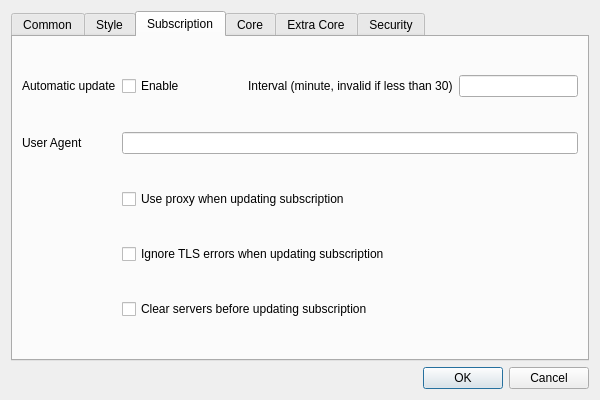
Old version of the form src/ui/dialog_basic_settings.ui in the repository Ogstra/proxor.
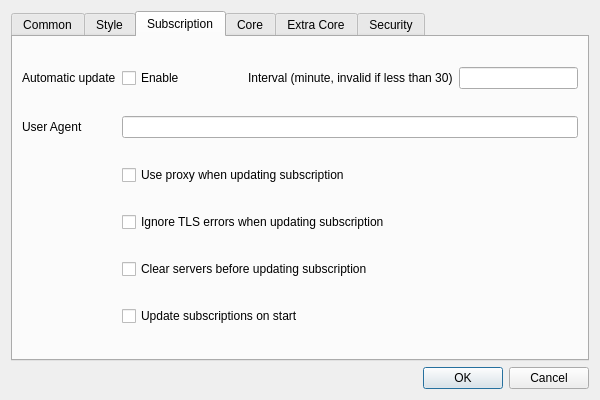
New version of the form. The open tabs and pages were chosen to show the change. Custom widgets are drawn as their Qt base class.

Commit message: feat(subscription): enable startup updates by default

```diff
--- a/src/ui/dialog_basic_settings.ui
+++ b/src/ui/dialog_basic_settings.ui
@@ -475,6 +475,13 @@
          </property>
         </widget>
        </item>
+       <item row="5" column="1">
+        <widget class="QCheckBox" name="sub_update_on_start">
+         <property name="text">
+          <string>Update subscriptions on start</string>
+         </property>
+        </widget>
+       </item>
        <item row="0" column="0">
         <widget class="QLabel" name="label_20">
          <property name="sizePolicy">
```
The commit also changes 5 other files.
